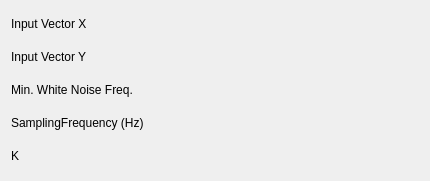
This is src/plugins/dataobject/effectivebandwidth/effectivebandwidthconfig.ui in Kst-plot/kst as Qt 5 draws it before an edit. The edited form follows.
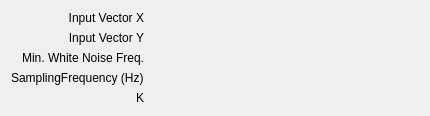
This is the edited form. Custom widgets are drawn as their Qt base class.

```diff
--- a/src/plugins/dataobject/effectivebandwidth/effectivebandwidthconfig.ui
+++ b/src/plugins/dataobject/effectivebandwidth/effectivebandwidthconfig.ui
@@ -1,12 +1,12 @@
 <ui version="4.0" >
  <class>EffectiveBandwidthConfig</class>
- <widget class="QWidget" name="EffectiveBandwidthConfig" >
-  <property name="geometry" >
+ <widget class="QWidget" name="EffectiveBandwidthConfig">
+  <property name="geometry">
    <rect>
     <x>0</x>
     <y>0</y>
     <width>430</width>
-    <height>181</height>
+    <height>107</height>
    </rect>
   </property>
   <property name="minimumSize" >
@@ -15,13 +15,11 @@
     <height>0</height>
    </size>
   </property>
-  <layout class="QVBoxLayout" name="verticalLayout" >
-   <item>
-    <layout class="QHBoxLayout" name="horizontalLayout_5" >
-     <item>
-      <widget class="QLabel" name="label_3" >
-       <property name="sizePolicy" >
-        <sizepolicy vsizetype="Fixed" hsizetype="Fixed" >
+  <layout class="QGridLayout" name="gridLayout">
+   <item row="0" column="0">
+    <widget class="QLabel" name="label_3">
+     <property name="sizePolicy">
+      <sizepolicy hsizetype="Preferred" vsizetype="Fixed">
          <horstretch>0</horstretch>
          <verstretch>0</verstretch>
         </sizepolicy>
@@ -29,42 +27,28 @@
        <property name="text" >
         <string>Input Vector X</string>
        </property>
-       <property name="wordWrap" >
+     <property name="alignment">
+      <set>Qt::AlignRight|Qt::AlignTrailing|Qt::AlignVCenter</set>
+     </property>
+     <property name="wordWrap">
         <bool>false</bool>
        </property>
       </widget>
      </item>
-     <item>
-      <spacer name="horizontalSpacer" >
-       <property name="orientation" >
-        <enum>Qt::Horizontal</enum>
-       </property>
-       <property name="sizeHint" stdset="0" >
-        <size>
-         <width>40</width>
-         <height>20</height>
-        </size>
-       </property>
-      </spacer>
-     </item>
-     <item>
-      <widget class="Kst::VectorSelector" native="1" name="_vectorX" >
-       <property name="sizePolicy" >
-        <sizepolicy vsizetype="Preferred" hsizetype="Expanding" >
+   <item row="0" column="1">
+    <widget class="Kst::VectorSelector" name="_vectorX" native="true">
+     <property name="sizePolicy">
+      <sizepolicy hsizetype="Expanding" vsizetype="Preferred">
          <horstretch>0</horstretch>
          <verstretch>0</verstretch>
         </sizepolicy>
        </property>
       </widget>
      </item>
-    </layout>
-   </item>
-   <item>
-    <layout class="QHBoxLayout" name="horizontalLayout_4" >
-     <item>
-      <widget class="QLabel" name="label_5" >
-       <property name="sizePolicy" >
-        <sizepolicy vsizetype="Fixed" hsizetype="Fixed" >
+   <item row="1" column="0">
+    <widget class="QLabel" name="label_5">
+     <property name="sizePolicy">
+      <sizepolicy hsizetype="Preferred" vsizetype="Fixed">
          <horstretch>0</horstretch>
          <verstretch>0</verstretch>
         </sizepolicy>
@@ -72,42 +56,28 @@
        <property name="text" >
         <string>Input Vector Y</string>
        </property>
-       <property name="wordWrap" >
+     <property name="alignment">
+      <set>Qt::AlignRight|Qt::AlignTrailing|Qt::AlignVCenter</set>
+     </property>
+     <property name="wordWrap">
         <bool>false</bool>
        </property>
       </widget>
      </item>
-     <item>
-      <spacer name="horizontalSpacer_2" >
-       <property name="orientation" >
-        <enum>Qt::Horizontal</enum>
-       </property>
-       <property name="sizeHint" stdset="0" >
-        <size>
-         <width>40</width>
-         <height>20</height>
-        </size>
-       </property>
-      </spacer>
-     </item>
-     <item>
-      <widget class="Kst::VectorSelector" native="1" name="_vectorY" >
-       <property name="sizePolicy" >
-        <sizepolicy vsizetype="Preferred" hsizetype="Expanding" >
+   <item row="1" column="1">
+    <widget class="Kst::VectorSelector" name="_vectorY" native="true">
+     <property name="sizePolicy">
+      <sizepolicy hsizetype="Expanding" vsizetype="Preferred">
          <horstretch>0</horstretch>
          <verstretch>0</verstretch>
         </sizepolicy>
        </property>
       </widget>
      </item>
-    </layout>
-   </item>
-   <item>
-    <layout class="QHBoxLayout" name="horizontalLayout_3" >
-     <item>
-      <widget class="QLabel" name="label_4" >
-       <property name="sizePolicy" >
-        <sizepolicy vsizetype="Fixed" hsizetype="Fixed" >
+   <item row="2" column="0">
+    <widget class="QLabel" name="label_4">
+     <property name="sizePolicy">
+      <sizepolicy hsizetype="Preferred" vsizetype="Fixed">
          <horstretch>0</horstretch>
          <verstretch>0</verstretch>
         </sizepolicy>
@@ -115,35 +85,21 @@
        <property name="text" >
         <string>Min. White Noise Freq.</string>
        </property>
-       <property name="wordWrap" >
+     <property name="alignment">
+      <set>Qt::AlignRight|Qt::AlignTrailing|Qt::AlignVCenter</set>
+     </property>
+     <property name="wordWrap">
         <bool>false</bool>
        </property>
       </widget>
      </item>
-     <item>
-      <spacer name="horizontalSpacer_3" >
-       <property name="orientation" >
-        <enum>Qt::Horizontal</enum>
-       </property>
-       <property name="sizeHint" stdset="0" >
-        <size>
-         <width>40</width>
-         <height>20</height>
-        </size>
-       </property>
-      </spacer>
-     </item>
-     <item>
-      <widget class="Kst::ScalarSelector" native="1" name="_scalarMin" />
-     </item>
-    </layout>
-   </item>
-   <item>
-    <layout class="QHBoxLayout" name="horizontalLayout_2" >
-     <item>
-      <widget class="QLabel" name="label_6" >
-       <property name="sizePolicy" >
-        <sizepolicy vsizetype="Fixed" hsizetype="Fixed" >
+   <item row="2" column="1">
+    <widget class="Kst::ScalarSelector" name="_scalarMin" native="true"/>
+   </item>
+   <item row="3" column="0">
+    <widget class="QLabel" name="label_6">
+     <property name="sizePolicy">
+      <sizepolicy hsizetype="Fixed" vsizetype="Fixed">
          <horstretch>0</horstretch>
          <verstretch>0</verstretch>
         </sizepolicy>
@@ -156,30 +112,13 @@
        </property>
       </widget>
      </item>
-     <item>
-      <spacer name="horizontalSpacer_4" >
-       <property name="orientation" >
-        <enum>Qt::Horizontal</enum>
-       </property>
-       <property name="sizeHint" stdset="0" >
-        <size>
-         <width>40</width>
-         <height>20</height>
-        </size>
-       </property>
-      </spacer>
-     </item>
-     <item>
-      <widget class="Kst::ScalarSelector" native="1" name="_scalarFreq" />
-     </item>
-    </layout>
-   </item>
-   <item>
-    <layout class="QHBoxLayout" name="horizontalLayout" >
-     <item>
-      <widget class="QLabel" name="label_7" >
-       <property name="sizePolicy" >
-        <sizepolicy vsizetype="Fixed" hsizetype="Fixed" >
+   <item row="3" column="1">
+    <widget class="Kst::ScalarSelector" name="_scalarFreq" native="true"/>
+   </item>
+   <item row="4" column="0">
+    <widget class="QLabel" name="label_7">
+     <property name="sizePolicy">
+      <sizepolicy hsizetype="Preferred" vsizetype="Fixed">
          <horstretch>0</horstretch>
          <verstretch>0</verstretch>
         </sizepolicy>
@@ -187,32 +126,20 @@
        <property name="text" >
         <string>K</string>
        </property>
-       <property name="wordWrap" >
+     <property name="alignment">
+      <set>Qt::AlignRight|Qt::AlignTrailing|Qt::AlignVCenter</set>
+     </property>
+     <property name="wordWrap">
         <bool>false</bool>
        </property>
       </widget>
      </item>
-     <item>
-      <spacer name="horizontalSpacer_5" >
-       <property name="orientation" >
-        <enum>Qt::Horizontal</enum>
-       </property>
-       <property name="sizeHint" stdset="0" >
-        <size>
-         <width>40</width>
-         <height>20</height>
-        </size>
-       </property>
-      </spacer>
-     </item>
-     <item>
-      <widget class="Kst::ScalarSelector" native="1" name="_scalarK" />
-     </item>
-    </layout>
+   <item row="4" column="1">
+    <widget class="Kst::ScalarSelector" name="_scalarK" native="true"/>
    </item>
   </layout>
  </widget>
- <layoutdefault spacing="6" margin="11" />
+ <layoutdefault spacing="6" margin="11"/>
  <customwidgets>
   <customwidget>
    <class>Kst::VectorSelector</class>
```
Left out of the diff: 17 changed lines with no effect on the pictures. Lines whose indentation alone changed are shown as unchanged.
